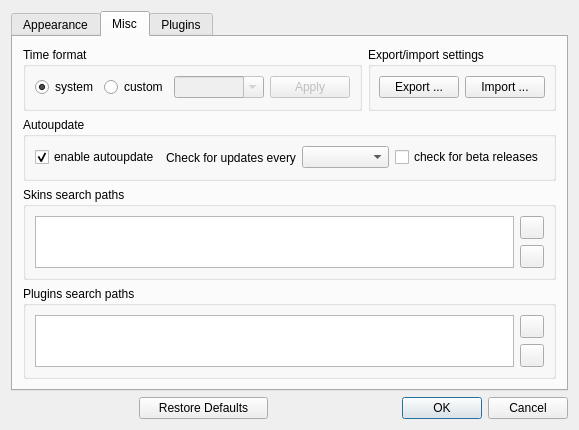
Kolcha/DigitalClock4, file digital_clock/gui/settings_dialog.ui: the form before one commit.
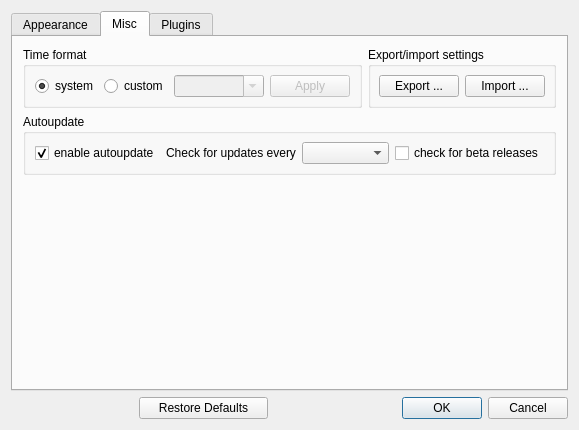
The form after the commit. The open tabs and pages were chosen to show the change. Icons and pictures are not drawn.

Commit message: removed path management support

```diff
--- a/digital_clock/gui/settings_dialog.ui
+++ b/digital_clock/gui/settings_dialog.ui
@@ -607,99 +607,18 @@
          </layout>
         </widget>
        </item>
-       <item row="2" column="0" colspan="2">
-        <widget class="QGroupBox" name="skins_paths_group">
-         <property name="title">
-          <string>Skins search paths</string>
+       <item row="2" column="0">
+        <spacer name="verticalSpacer">
+         <property name="orientation">
+          <enum>Qt::Vertical</enum>
          </property>
-         <layout class="QGridLayout" name="skins_paths_layout">
-          <item row="0" column="0" rowspan="2">
-           <widget class="QListWidget" name="skins_paths_list">
-            <property name="sizePolicy">
-             <sizepolicy hsizetype="Expanding" vsizetype="Ignored">
-              <horstretch>0</horstretch>
-              <verstretch>0</verstretch>
-             </sizepolicy>
-            </property>
-            <property name="selectionMode">
-             <enum>QAbstractItemView::MultiSelection</enum>
-            </property>
-            <property name="sortingEnabled">
-             <bool>true</bool>
-            </property>
-           </widget>
-          </item>
-          <item row="0" column="1">
-           <widget class="QToolButton" name="add_sp_btn">
-            <property name="text">
-             <string/>
-            </property>
-            <property name="icon">
-             <iconset resource="../digital_clock.qrc">
-              <normaloff>:/clock/images/add.svg</normaloff>:/clock/images/add.svg</iconset>
-            </property>
-           </widget>
-          </item>
-          <item row="1" column="1">
-           <widget class="QToolButton" name="del_sp_btn">
-            <property name="text">
-             <string/>
-            </property>
-            <property name="icon">
-             <iconset resource="../digital_clock.qrc">
-              <normaloff>:/clock/images/del.svg</normaloff>:/clock/images/del.svg</iconset>
-            </property>
-           </widget>
-          </item>
-         </layout>
-        </widget>
-       </item>
-       <item row="3" column="0" colspan="2">
-        <widget class="QGroupBox" name="plugins_paths_group">
-         <property name="title">
-          <string>Plugins search paths</string>
+         <property name="sizeHint" stdset="0">
+          <size>
+           <width>20</width>
+           <height>40</height>
+          </size>
          </property>
-         <layout class="QGridLayout" name="plugins_paths_layout">
-          <item row="0" column="0" rowspan="2">
-           <widget class="QListWidget" name="plugins_paths_list">
-            <property name="sizePolicy">
-             <sizepolicy hsizetype="Expanding" vsizetype="Ignored">
-              <horstretch>0</horstretch>
-              <verstretch>0</verstretch>
-             </sizepolicy>
-            </property>
-            <property name="selectionMode">
-             <enum>QAbstractItemView::MultiSelection</enum>
-            </property>
-            <property name="sortingEnabled">
-             <bool>true</bool>
-            </property>
-           </widget>
-          </item>
-          <item row="0" column="1">
-           <widget class="QToolButton" name="add_pp_btn">
-            <property name="text">
-             <string/>
-            </property>
-            <property name="icon">
-             <iconset resource="../digital_clock.qrc">
-              <normaloff>:/clock/images/add.svg</normaloff>:/clock/images/add.svg</iconset>
-            </property>
-           </widget>
-          </item>
-          <item row="1" column="1">
-           <widget class="QToolButton" name="del_pp_btn">
-            <property name="text">
-             <string/>
-            </property>
-            <property name="icon">
-             <iconset resource="../digital_clock.qrc">
-              <normaloff>:/clock/images/del.svg</normaloff>:/clock/images/del.svg</iconset>
-            </property>
-           </widget>
-          </item>
-         </layout>
-        </widget>
+        </spacer>
        </item>
       </layout>
      </widget>
```
Left out of the diff: 4 changed lines with no effect on the pictures. The commit also changes 13 other files.
